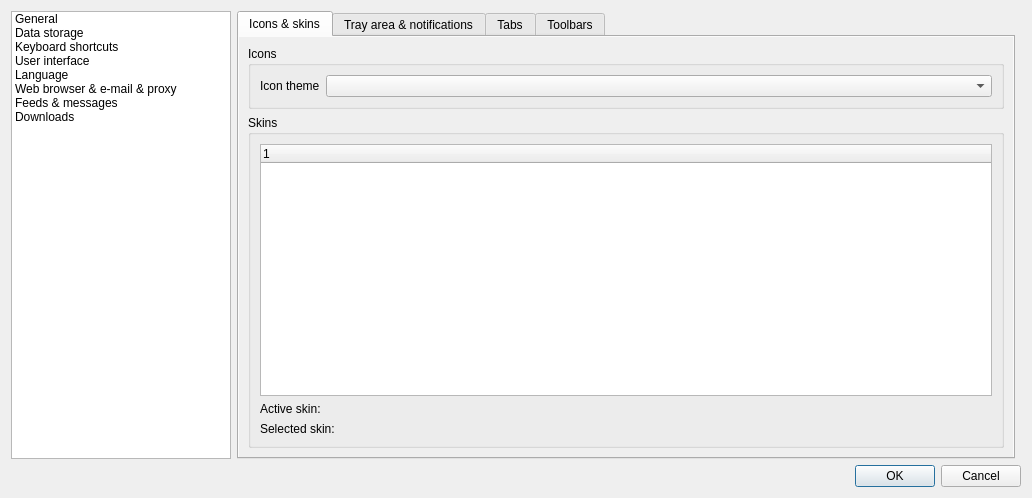
This is src/gui/dialogs/formsettings.ui in martinrotter/rssguard as Qt 5 draws it before an edit. The edited form follows.
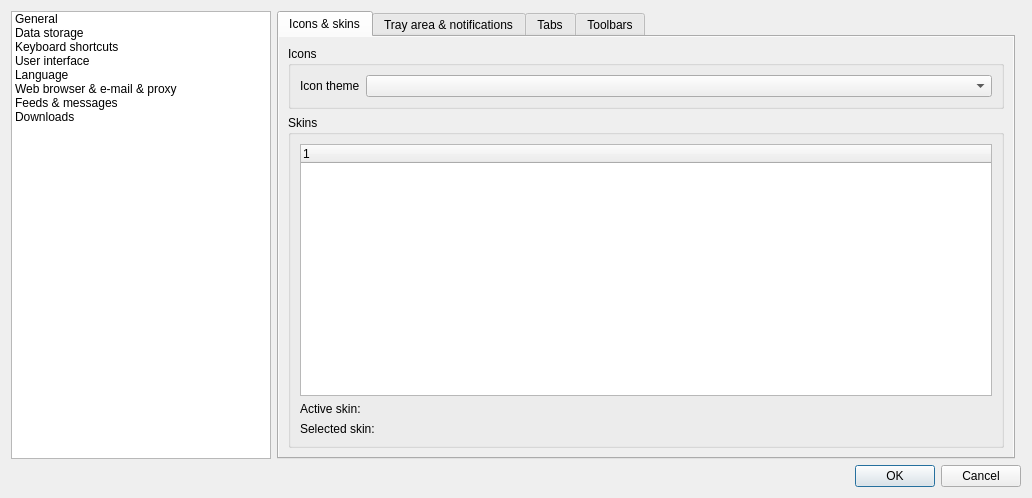
This is the edited form. Custom widgets are drawn as their Qt base class.

The edit to the form file:
```diff
--- a/src/gui/dialogs/formsettings.ui
+++ b/src/gui/dialogs/formsettings.ui
@@ -18,13 +18,13 @@
     <widget class="QListWidget" name="m_listSettings">
      <property name="minimumSize">
       <size>
-       <width>220</width>
+       <width>260</width>
        <height>0</height>
       </size>
      </property>
      <property name="maximumSize">
       <size>
-       <width>220</width>
+       <width>260</width>
        <height>16777215</height>
       </size>
      </property>
@@ -495,8 +495,8 @@
                <rect>
                 <x>0</x>
                 <y>0</y>
-                <width>776</width>
-                <height>425</height>
+                <width>742</width>
+                <height>426</height>
                </rect>
               </property>
               <layout class="QFormLayout" name="formLayout">
@@ -1514,6 +1514,11 @@
    <header>lineeditwithstatus.h</header>
    <container>1</container>
   </customwidget>
+  <customwidget>
+   <class>TimeSpinBox</class>
+   <extends>QDoubleSpinBox</extends>
+   <header>timespinbox.h</header>
+  </customwidget>
   <customwidget>
    <class>DynamicShortcutsWidget</class>
    <extends>QWidget</extends>
@@ -1526,11 +1531,6 @@
    <header>toolbareditor.h</header>
    <container>1</container>
   </customwidget>
-  <customwidget>
-   <class>TimeSpinBox</class>
-   <extends>QDoubleSpinBox</extends>
-   <header>timespinbox.h</header>
-  </customwidget>
  </customwidgets>
  <tabstops>
   <tabstop>m_cmbDatabaseDriver</tabstop>
```
Left out of the diff: 4 changed lines with no effect on the pictures.
